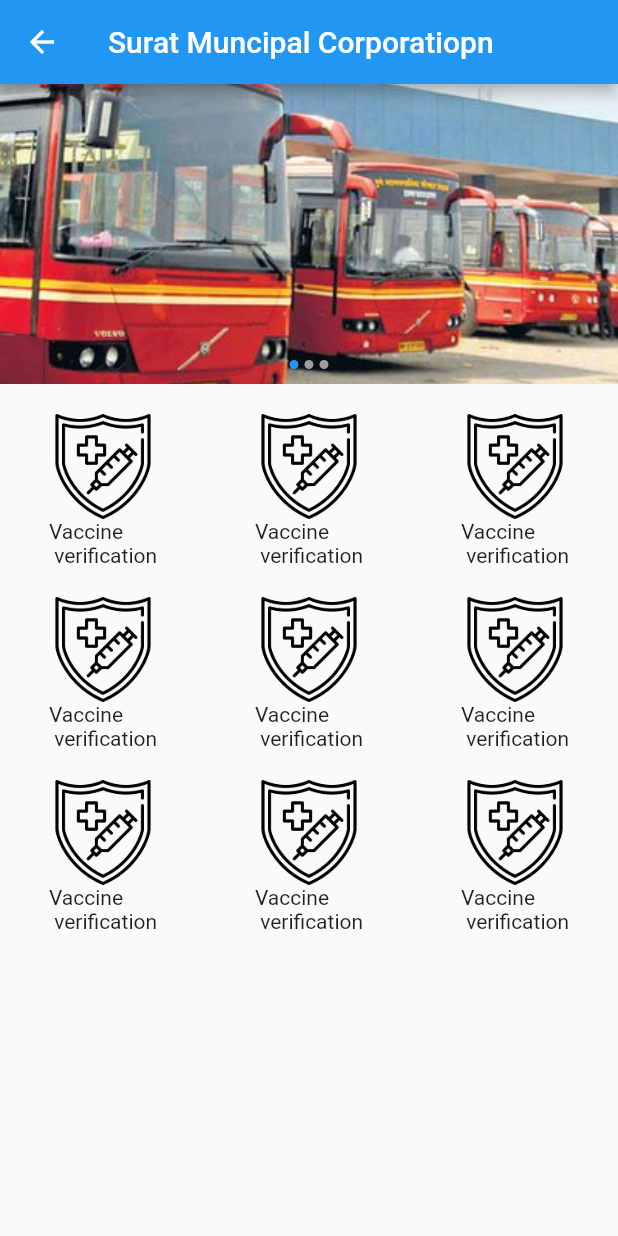
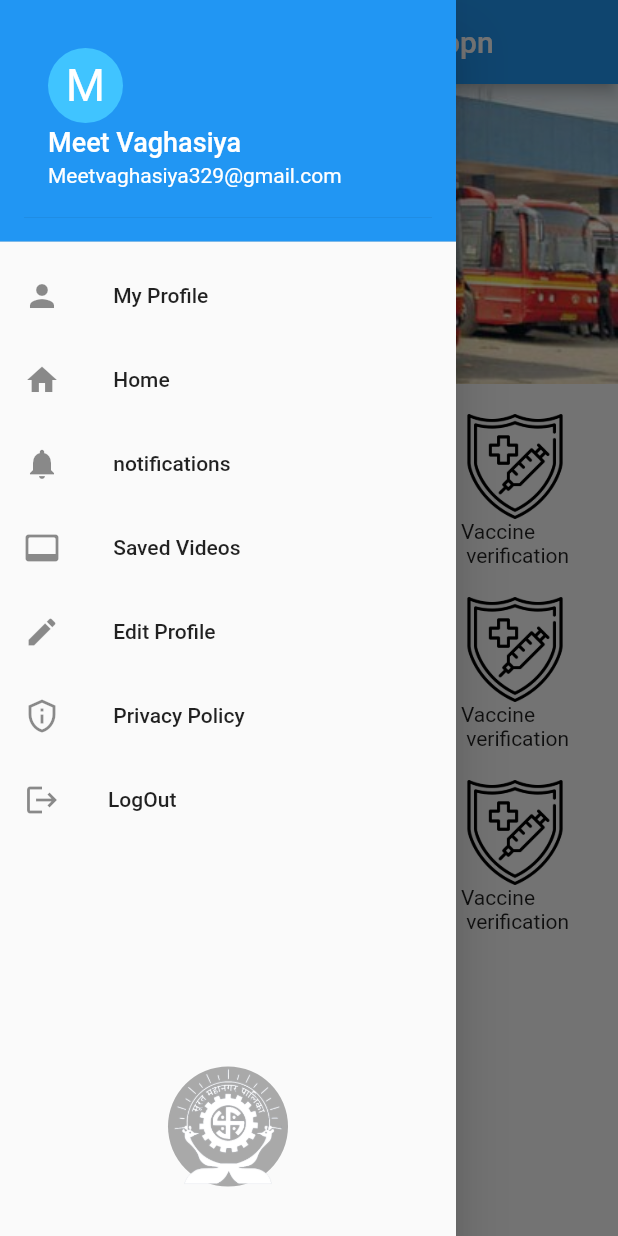
Before and after one commit to MEET-1008/SMC-apps, a Flutter app: the home screen opened by its route, with the side drawer open (before the commit the screen has no drawer), on a phone screen of 412 x 824 dp. Run offline on Flutter 3.47's test engine with Material 2 defaults, Android fonts, the phone set to English and light mode, and no system bars; drawn by our look-alikes of flutter_image_slideshow; our stand-ins replace flutter_otp_text_field; missing offline and left inert: dart:ffi; network calls fail.

Commit message:
dower add

```diff
--- a/lib/main.dart
+++ b/lib/main.dart
@@ -2,6 +2,7 @@
 
 import 'package:flutter/material.dart';
 import 'package:smc_app/pages/demo.dart';
+import 'package:smc_app/pages/drower.dart';
 import 'package:smc_app/pages/home.dart';
 import 'package:smc_app/pages/login.dart';
 import 'package:smc_app/pages/register.dart';
@@ -19,6 +20,7 @@ class MyRoutes {
  static String LoginPage= "/login";
  static String RegisterPage= "/register";
  static String DemoPage= "/demo";
+ static String DrowerPage= "/Drower";
 
 }
 
@@ -42,6 +44,7 @@ class MyApp extends StatelessWidget {
         MyRoutes.LoginPage: (context) => const login(),
         MyRoutes.RegisterPage: (context) => const register(),
         MyRoutes.DemoPage: (context) => const demo(),
+        MyRoutes.DrowerPage: (context) => const DrowerP(),
       }
 
 
--- /dev/null
+++ b/lib/pages/drower.dart
@@ -0,0 +1,106 @@
+// ignore_for_file: prefer_const_literals_to_create_immutables
+
+import 'package:flutter/material.dart';
+
+class DrowerP extends StatefulWidget {
+  const DrowerP({super.key});
+
+  @override
+  State<DrowerP> createState() => _DrowerPState();
+}
+
+class _DrowerPState extends State<DrowerP> {
+  @override
+  Widget build(BuildContext context) {
+    return Drawer(
+        child: ListView(
+          padding: const EdgeInsets.all(0),
+          children: [
+            const DrawerHeader(
+              decoration: BoxDecoration(
+                color: Colors.blue,
+              ), //BoxDecoration
+              child: UserAccountsDrawerHeader(
+                decoration: BoxDecoration(color: Colors.blue),
+                accountName: Text(
+                  "Meet Vaghasiya",
+                  style: TextStyle(fontSize: 18),
+                ),
+                accountEmail: Text("Meetvaghasiya329@gmail.com"),
+                currentAccountPictureSize: Size.square(50),
+                currentAccountPicture: CircleAvatar(
+                  backgroundColor: Colors.lightBlueAccent,
+                  child: Text(
+                    "M",
+                    style: TextStyle(fontSize: 30.0, color: Colors.white),
+                  ),
+                ),
+              ),
+            ),
+            ListTile(
+              leading: const Icon(Icons.person),
+              title: const Text(' My Profile '),
+              onTap: () {
+                Navigator.pop(context);
+              },
+            ),
+            ListTile(
+              leading: const Icon(Icons.home),
+              title: const Text(' Home '),
+              onTap: () {
+                Navigator.pop(context);
+              },
+            ),
+            ListTile(
+              leading: const Icon(Icons.notifications),
+              title: const Text(' notifications '),
+              onTap: () {
+                Navigator.pop(context);
+              },
+            ),
+            ListTile(
+              leading: const Icon(Icons.video_label_rounded),
+              title: const Text(' Saved Videos '),
+              onTap: () {
+                Navigator.pop(context);
+              },
+            ),
+            ListTile(
+              leading: const Icon(Icons.edit),
+              title: const Text(' Edit Profile '),
+              onTap: () {
+                Navigator.pop(context);
+              },
+            ),
+            ListTile(
+              leading: const Icon(Icons.privacy_tip_outlined),
+              title: const Text(' Privacy Policy '),
+              onTap: () {
+                Navigator.pop(context);
+              },
+            ),
+            ListTile(
+              leading: const Icon(Icons.logout),
+              title: const Text('LogOut'),
+              onTap: () {
+                Navigator.pop(context);
+              },
+            ),
+            SizedBox(height: 150,)
+,
+                 Column(
+
+                  children: [
+                    CircleAvatar(
+                      radius: 40,
+                      backgroundColor: Color.fromARGB(255, 169, 169, 169),
+                      child: Image.asset("assets/logo.png"),
+                    )
+                  ],
+                ),
+          ],
+        ),
+
+      );
+  }
+}
--- a/lib/pages/home.dart
+++ b/lib/pages/home.dart
@@ -2,6 +2,7 @@
 
 import 'package:flutter/material.dart';
 import 'package:flutter_image_slideshow/flutter_image_slideshow.dart';
+import 'package:smc_app/pages/drower.dart';
 
 import '../main.dart';
 
@@ -54,6 +55,7 @@ class _homeState extends State<home> {
           "Surat Muncipal Corporatiopn",
         ),
       ),
+      drawer: DrowerP(),
       body: Column(
         children: [
           ImageSlideshow(
```
